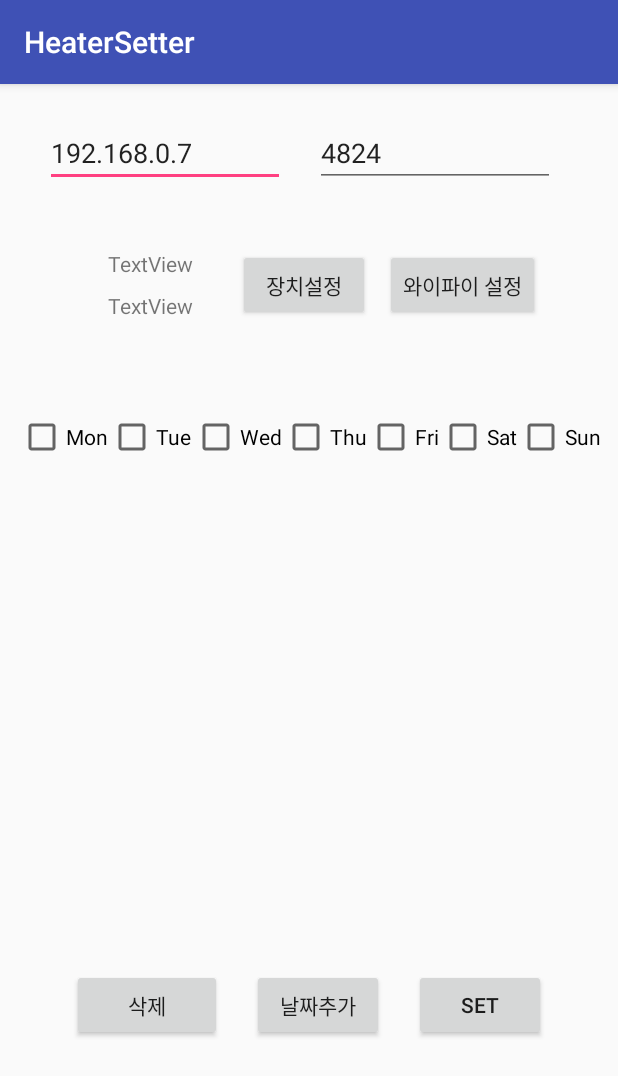
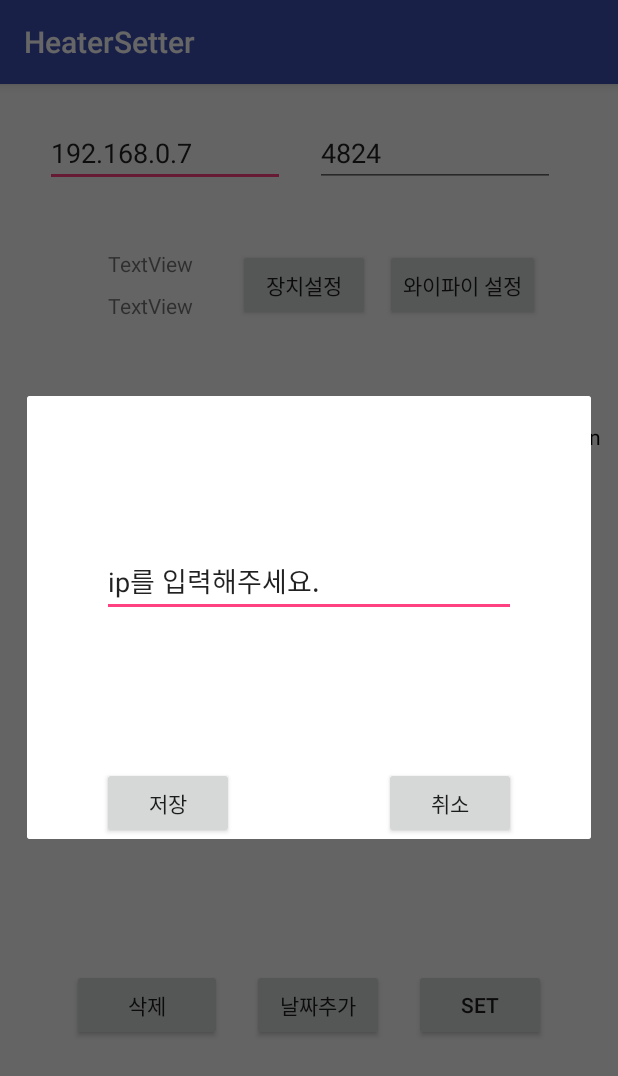
Before and after one commit to Splo2t/AlarmHeater, an Android app: the screen it shows after launch (MainActivity), after a tap on "장치설정", on a phone screen of 412 x 824 dp. Shown: the top 1076 px of the screen. Run offline under Robolectric (Android 15) with nearby library versions, the phone set to English and light mode, and no system bars; 3 statements that could not run were skipped.

Commit message:
BigUpdating..... TODO:IP_Setting, Layout, Server

```diff
--- /dev/null
+++ b/app/src/main/java/com/causoft/heatersetter/DeleteDataDialog.java
@@ -0,0 +1,4 @@
+package com.causoft.heatersetter;
+
+public class DeleteDataDialog {
+}
--- /dev/null
+++ b/app/src/main/java/com/causoft/heatersetter/DialogListener.java
@@ -0,0 +1,8 @@
+package com.causoft.heatersetter;
+
+
+
+public interface DialogListener {
+    public void onPositiveClicked(String IP);
+    public void onNegativeClicked();
+}
--- a/app/src/main/java/com/causoft/heatersetter/MainActivity.java
+++ b/app/src/main/java/com/causoft/heatersetter/MainActivity.java
@@ -22,7 +22,6 @@ import android.widget.TextView;
 import android.widget.TimePicker;
 import android.widget.Toast;
 
-import java.io.BufferedOutputStream;
 import java.io.BufferedReader;
 import java.io.IOException;
 import java.io.InputStreamReader;
@@ -54,12 +53,13 @@ public class MainActivity extends AppCompatActivity {
 
     static ArrayList<String> arrayIndex =  new ArrayList<String>();
     static ArrayList<String> arrayData = new ArrayList<String>();
-    private DbOpenHelper mDbOpenHelper;
+    private TimeDbOpenHelper mTimeDbOpenHelper;
+    private SettingDbOpenHelper mSettingDbOpenHelper;
 
     long mNow;
     Date mDate;
 
-    public String hostIP = "192.168.0.7";
+    public String hostIP = "";
     int port = 4824;
     public String date = "abc";
     // String inputData;
@@ -100,39 +100,22 @@ public class MainActivity extends AppCompatActivity {
         dayCheckBox = new CheckBox[7];
         thisActivity = this;
 
-
-
-        pickDateBtn = (Button) findViewById(R.id.pickTimeButton);
-        setBtn = (Button) findViewById(R.id.setButton);
-        resetBtn = (Button) findViewById(R.id.resetButton);
-        setDeviceBtn = (Button) findViewById(R.id.setDeviceButton);
-        wifiSettingBtn = (Button) findViewById(R.id.wifiSettingButton);
-
-        setTimeTextView = (TextView)findViewById(R.id.dateTextView);
-        inputDateTextView = (TextView)findViewById(R.id.inputDateTextView);
-
-        ssidTextField = (EditText)findViewById(R.id.ssidEditText);
-        portTextField = (EditText)findViewById(R.id.portEditTExt);
-
         arrayAdapter = new ArrayAdapter<String>(this, android.R.layout.simple_list_item_1);
         ListView listView = (ListView) findViewById(R.id.db_list_view);
         listView.setAdapter(arrayAdapter);
 
-        mDbOpenHelper = new DbOpenHelper(this);
-        mDbOpenHelper.open();
-        mDbOpenHelper.create();
+        mTimeDbOpenHelper = new TimeDbOpenHelper(this);
+        mTimeDbOpenHelper.open();
+        mTimeDbOpenHelper.create();
+        mSettingDbOpenHelper = new SettingDbOpenHelper(this);
+        mSettingDbOpenHelper.open();
+        mSettingDbOpenHelper.create();
 
         showDatabase(sort);
+        ssidTextField.setText(getIP());
 
-        dayCheckBox[0] = (CheckBox)findViewById(R.id.mondayCheckBox);
-        dayCheckBox[1] = (CheckBox)findViewById(R.id.tuesdayCheckBox);
-        dayCheckBox[2] = (CheckBox)findViewById(R.id.wednesdayCheckBox);
-        dayCheckBox[3] = (CheckBox)findViewById(R.id.thursdayCheckBox);
-        dayCheckBox[4] = (CheckBox)findViewById(R.id.fridayCheckBox);
-        dayCheckBox[5] = (CheckBox)findViewById(R.id.saturdayCheckBox);
-        dayCheckBox[6] = (CheckBox)findViewById(R.id.sundayCheckBox);
-
-
+        setDayCheckBox();
+        setID();
 
         mNow = System.currentTimeMillis();
         mDate = new Date(mNow);
@@ -140,6 +123,14 @@ public class MainActivity extends AppCompatActivity {
         myTimePickerdialog = new TimePickerDialog(this, timePickListener, Integer.parseInt(nowTime.substring(0,2)), Integer.parseInt(nowTime.substring(3,5)), true);
         //   myAlarmManager = (AlarmManager) getSystemService(ALARM_SERVICE);
         setTime = Calendar.getInstance();
+
+        if(!ssidTextField.getText().toString().equals("")){
+            hostIP = ssidTextField.getText().toString();
+            port = Integer.parseInt(portTextField.getText().toString());
+            InitSocket myInitSocket = new InitSocket();
+            myInitSocket.start();
+        }
+
 
 
 
@@ -173,7 +164,7 @@ public class MainActivity extends AppCompatActivity {
                                 if (socket != null && date != null && socket.isConnected() && ! socket.isClosed()) {
                                     outThread outT = new outThread (date + "#" + checkedDay()+"r");
                                     outT.start();
-                                    mDbOpenHelper.deleteColumn(nowIndex);
+                                    mTimeDbOpenHelper.deleteColumn(nowIndex);
                                     showDatabase(sort);
 
                                 }
@@ -217,23 +208,32 @@ public class MainActivity extends AppCompatActivity {
                             Toast.makeText(thisActivity, "기기에 먼저 접속해 주세요.", Toast.LENGTH_LONG).show();
                         }
                         break;
-                    case R.id.setButton:
+                    case R.id.setDeviceButton:
+                        SetSettingDialog tempSettingDialog = new SetSettingDialog(thisActivity);
+                        tempSettingDialog.setDialogListener(new DialogListener() {
+                            @Override
+                            public void onPositiveClicked(String IP) {
+                                mSettingDbOpenHelper.open();
+                                mSettingDbOpenHelper.updateColumn(0,"ID"+"0",IP);
+                                ssidTextField.setText(getIP());
+                            }
+
+                            @Override
+                            public void onNegativeClicked() {
+
+                            }
+                        });
+                        tempSettingDialog.show();
 
                     case R.id.resetButton:
                         if (socket != null && date != null && socket.isConnected() && ! socket.isClosed()) {
-                            mDbOpenHelper.deleteAllColumns();
+                            mTimeDbOpenHelper.deleteAllColumns();
                             showDatabase(sort);
                             Toast.makeText(thisActivity, "삭제완료.", Toast.LENGTH_SHORT).show();
                         }
                         else {
                             Toast.makeText(thisActivity, "기기에 먼저 접속해 주세요.", Toast.LENGTH_LONG).show();
                         }
-                        break;
-                    case R.id.setDeviceButton:
-                        hostIP = ssidTextField.getText().toString();
-                        port = Integer.parseInt(portTextField.getText().toString());
-                        initSocket reader = new initSocket();
-                        reader.start();
                         break;
                     case R.id.wifiSettingButton:
                         if (socket!= null && socket.isConnected() && ! socket.isClosed()) {
@@ -248,14 +248,19 @@ public class MainActivity extends AppCompatActivity {
 
         };
 
+        setButtonListener(onClickListener);
+    }
+
+    private void setButtonListener(Button.OnClickListener onClickListener) {
         pickDateBtn.setOnClickListener(onClickListener);
         setBtn.setOnClickListener(onClickListener);
         resetBtn.setOnClickListener(onClickListener);
         setDeviceBtn.setOnClickListener(onClickListener);
         wifiSettingBtn.setOnClickListener(onClickListener);
     }
+
     public void showDatabase(String sort){
-        Cursor iCursor = mDbOpenHelper.sortColumn(sort);
+        Cursor iCursor = mTimeDbOpenHelper.sortColumn(sort);
         arrayData.clear();
         arrayIndex.clear();
         while(iCursor.moveToNext()){
@@ -266,8 +271,6 @@ public class MainActivity extends AppCompatActivity {
             tempTime = setTextLength(tempTime,15);
             String tempRepeat = iCursor.getString(iCursor.getColumnIndex("repeat"));
             tempRepeat = setTextLength(tempRepeat,15);
-
-
 
             String Result = tempID+ tempTime + tempRepeat;
             arrayData.add(Result);
@@ -287,7 +290,6 @@ public class MainActivity extends AppCompatActivity {
         }
         return text;
     }
-
     class outThread extends Thread{
         String output;
         outThread(String input){
@@ -303,19 +305,12 @@ public class MainActivity extends AppCompatActivity {
         }
     }
 
-
-    class initSocket extends Thread {
+    class InitSocket extends Thread {
         public void run() {
             try {
-                try {
                     if(socket != null){
                         socket.close(); //소켓을 닫는다.
                     }
-
-                } catch (IOException e) {
-                    e.printStackTrace();
-                }
-
                     socket = new Socket(hostIP, port); //소켓생성
                     if(socket.isConnected() && ! socket.isClosed()){
                         thisActivity.runOnUiThread(new Runnable() {
@@ -324,12 +319,9 @@ public class MainActivity extends AppCompatActivity {
                                 Toast.makeText(thisActivity, "서버와 연결되었습니다.", Toast.LENGTH_LONG).show();
                             }
                         });
-
                         outputStream = new ObjectOutputStream(socket.getOutputStream());
                         out = new PrintWriter(outputStream);//전송한다.
-
                         in = new BufferedReader(new InputStreamReader(socket.getInputStream()));
-
                     }
                     else{
                         thisActivity.runOnUiThread(new Runnable() {
@@ -342,7 +334,6 @@ public class MainActivity extends AppCompatActivity {
                     }
                  //데이터 수신시 stream을 받아들인다.
             } catch (IOException e) {
-
                 e.printStackTrace();
             }
 
@@ -395,8 +386,8 @@ public class MainActivity extends AppCompatActivity {
 
             date = hourString + ":" + minuteString;
             setTimeTextView.setText(date);
-            mDbOpenHelper.open();
-            mDbOpenHelper.insertColumn("ID"+setTimeTextView.getText().toString(), setTimeTextView.getText().toString(), checkedDay());
+            mTimeDbOpenHelper.open();
+            mTimeDbOpenHelper.insertColumn("ID"+setTimeTextView.getText().toString(), setTimeTextView.getText().toString(), checkedDay());
             showDatabase(sort);
             outThread outT = new outThread(setTimeTextView.getText() + "#" + checkedDay()+"a");
             outT.start();
@@ -412,5 +403,39 @@ public class MainActivity extends AppCompatActivity {
         }
         return returnString;
     }
+    public String getIP(){
+        String tempIP = "";
+        Cursor iCursor = mSettingDbOpenHelper.getSetting();
+        while(iCursor.moveToNext()){
+            tempIP = iCursor.getString(iCursor.getColumnIndex("ip"));
+        }
+        return tempIP;
+
+    }
+
+    private void setID() {
+        pickDateBtn = (Button) findViewById(R.id.pickTimeButton);
+        setBtn = (Button) findViewById(R.id.setButton);
+        resetBtn = (Button) findViewById(R.id.resetButton);
+        setDeviceBtn = (Button) findViewById(R.id.setDeviceButton);
+        wifiSettingBtn = (Button) findViewById(R.id.wifiSettingButton);
+
+        setTimeTextView = (TextView)findViewById(R.id.dateTextView);
+        inputDateTextView = (TextView)findViewById(R.id.inputDateTextView);
+
+        ssidTextField = (EditText)findViewById(R.id.ssidEditText);
+        portTextField = (EditText)findViewById(R.id.portEditTExt);
+    }
+
+    private void setDayCheckBox() {
+        dayCheckBox[0] = (CheckBox)findViewById(R.id.mondayCheckBox);
+        dayCheckBox[1] = (CheckBox)findViewById(R.id.tuesdayCheckBox);
+        dayCheckBox[2] = (CheckBox)findViewById(R.id.wednesdayCheckBox);
+        dayCheckBox[3] = (CheckBox)findViewById(R.id.thursdayCheckBox);
+        dayCheckBox[4] = (CheckBox)findViewById(R.id.fridayCheckBox);
+        dayCheckBox[5] = (CheckBox)findViewById(R.id.saturdayCheckBox);
+        dayCheckBox[6] = (CheckBox)findViewById(R.id.sundayCheckBox);
+    }
+
 
 }
--- a/app/src/main/java/com/causoft/heatersetter/MyAlarmService.java
+++ b/app/src/main/java/com/causoft/heatersetter/MyAlarmService.java
@@ -11,7 +11,6 @@ public class MyAlarmService extends Service {
 
     @Override
     public int onStartCommand(Intent intent, int flag, int startId){
-
         Toast.makeText(this, "알람이 울립니다.", Toast.LENGTH_LONG).show();
         return START_NOT_STICKY;
     }
--- /dev/null
+++ b/app/src/main/java/com/causoft/heatersetter/SetSettingDialog.java
@@ -0,0 +1,57 @@
+package com.causoft.heatersetter;
+
+import android.app.Dialog;
+import android.content.Context;
+import android.os.Bundle;
+import android.support.annotation.NonNull;
+import android.view.View;
+import android.widget.Button;
+import android.widget.EditText;
+import android.widget.TextView;
+
+public class SetSettingDialog extends Dialog implements View.OnClickListener{
+    DialogListener dialogListener;
+
+    private Context context;
+
+    private EditText IPEditText;
+
+    private Button saveButton;
+    private Button cancleButton;
+
+
+    public SetSettingDialog(Context context){
+        super(context);
+        this.context = context;
+    }
+
+    void setDialogListener(DialogListener dialogListener){
+        this.dialogListener = dialogListener;
+    }
+
+    @Override
+    protected void onCreate(Bundle savedInstanceState) {
+        super.onCreate(savedInstanceState);
+        setContentView(R.layout.dialog_setting);
+
+        IPEditText = (EditText) findViewById(R.id.ipEditText);
+        saveButton = (Button) findViewById(R.id.saveButton);
+        cancleButton = (Button) findViewById(R.id.cancleButon);
+
+        saveButton.setOnClickListener(this);
+        cancleButton.setOnClickListener(this);
+    }
+
+    @Override
+    public void onClick(View v) {
+        switch (v.getId()){
+            case R.id.saveButton:
+                dialogListener.onPositiveClicked(IPEditText.getText().toString());
+                dismiss();
+                break;
+            case R.id.cancleButon:
+                cancel();
+                break;
+        }
+    }
+}
--- a/app/src/main/java/com/causoft/heatersetter/DbOpenHelper.java
+++ b/app/src/main/java/com/causoft/heatersetter/SettingDbOpenHelper.java
@@ -7,9 +7,9 @@ import android.database.SQLException;
 import android.database.sqlite.SQLiteDatabase;
 import android.database.sqlite.SQLiteOpenHelper;
 
-public class DbOpenHelper {
+public class SettingDbOpenHelper {
 
-    private static final String DATABASE_NAME = "InnerDatabase(SQLite).db";
+    private static final String DATABASE_NAME = "settingDatabase(SQLite).db";
     private static final int DATABASE_VERSION = 1;
     public static SQLiteDatabase mDB;
     private DatabaseHelper mDBHelper;
@@ -33,13 +33,14 @@ public class DbOpenHelper {
         }
     }
 
-    public DbOpenHelper(Context context){
+    public SettingDbOpenHelper(Context context){
         this.mCtx = context;
     }
 
-    public DbOpenHelper open() throws SQLException {
+    public SettingDbOpenHelper open() throws SQLException {
         mDBHelper = new DatabaseHelper(mCtx, DATABASE_NAME, null, DATABASE_VERSION);
         mDB = mDBHelper.getWritableDatabase();
+        insertColumn("ID0", "");
         return this;
     }
 
@@ -50,23 +51,19 @@ public class DbOpenHelper {
     public void close(){
         mDB.close();
     }
-    public long insertColumn(String userid, String time, String repeat){
-
+    public long insertColumn(String userid, String ip){
         ContentValues values = new ContentValues();
         values.put(AlarmDatabase.CreateDB.USERID, userid);
-        values.put(AlarmDatabase.CreateDB.TIME, time);
-        values.put(AlarmDatabase.CreateDB.REPEAT,repeat);
         return mDB.insert(AlarmDatabase.CreateDB._TABLENAME0, null, values);
     }
 
 
 
     // Update DB
-    public boolean updateColumn(long id, String userid, String time, String repeat){
+    public boolean updateColumn(long id, String userid, String ip){
         ContentValues values = new ContentValues();
         values.put(AlarmDatabase.CreateDB.USERID, userid);
-        values.put(AlarmDatabase.CreateDB.TIME, time);
-        values.put(AlarmDatabase.CreateDB.REPEAT, repeat);
+        values.put(AlarmDatabase.CreateDB.TIME, ip);
         return mDB.update(AlarmDatabase.CreateDB._TABLENAME0, values, "_id=" + id, null) > 0;
     }
 
@@ -85,10 +82,11 @@ public class DbOpenHelper {
     }
 
     // sort by column
-    public Cursor sortColumn(String sort){
-        Cursor c = mDB.rawQuery( "SELECT * FROM usertable ORDER BY " + sort + ";", null);
+    public Cursor getSetting(){
+        Cursor c = mDB.rawQuery( "SELECT * FROM settingtable;", null);
         return c;
     }
 
 
+
 }
--- /dev/null
+++ b/app/src/main/java/com/causoft/heatersetter/TimeDbOpenHelper.java
@@ -0,0 +1,94 @@
+package com.causoft.heatersetter;
+
+import android.content.ContentValues;
+import android.content.Context;
+import android.database.Cursor;
+import android.database.SQLException;
+import android.database.sqlite.SQLiteDatabase;
+import android.database.sqlite.SQLiteOpenHelper;
+
+public class TimeDbOpenHelper {
+
+    private static final String DATABASE_NAME = "InnerDatabase(SQLite).db";
+    private static final int DATABASE_VERSION = 1;
+    public static SQLiteDatabase mDB;
+    private DatabaseHelper mDBHelper;
+    private Context mCtx;
+
+    private class DatabaseHelper extends SQLiteOpenHelper {
+
+        public DatabaseHelper(Context context, String name, SQLiteDatabase.CursorFactory factory, int version) {
+            super(context, name, factory, version);
+        }
+
+        @Override
+        public void onCreate(SQLiteDatabase db){
+            db.execSQL(AlarmDatabase.CreateDB._CREATE0);
+        }
+
+        @Override
+        public void onUpgrade(SQLiteDatabase db, int oldVersion, int newVersion){
+            db.execSQL("DROP TABLE IF EXISTS "+AlarmDatabase.CreateDB._TABLENAME0);
+            onCreate(db);
+        }
+    }
+
+    public TimeDbOpenHelper(Context context){
+        this.mCtx = context;
+    }
+
+    public TimeDbOpenHelper open() throws SQLException {
+        mDBHelper = new DatabaseHelper(mCtx, DATABASE_NAME, null, DATABASE_VERSION);
+        mDB = mDBHelper.getWritableDatabase();
+        return this;
+    }
+
+    public void create(){
+        mDBHelper.onCreate(mDB);
+    }
+
+    public void close(){
+        mDB.close();
+    }
+    public long insertColumn(String userid, String time, String repeat){
+
+        ContentValues values = new ContentValues();
+        values.put(AlarmDatabase.CreateDB.USERID, userid);
+        values.put(AlarmDatabase.CreateDB.TIME, time);
+        values.put(AlarmDatabase.CreateDB.REPEAT,repeat);
+        return mDB.insert(AlarmDatabase.CreateDB._TABLENAME0, null, values);
+    }
+
+
+
+    // Update DB
+    public boolean updateColumn(long id, String userid, String time, String repeat){
+        ContentValues values = new ContentValues();
+        values.put(AlarmDatabase.CreateDB.USERID, userid);
+        values.put(AlarmDatabase.CreateDB.TIME, time);
+        values.put(AlarmDatabase.CreateDB.REPEAT, repeat);
+        return mDB.update(AlarmDatabase.CreateDB._TABLENAME0, values, "_id=" + id, null) > 0;
+    }
+
+    // Delete All
+    public void deleteAllColumns() {
+        mDB.delete(AlarmDatabase.CreateDB._TABLENAME0, null, null);
+    }
+
+    // Delete DB
+    public boolean deleteColumn(long id){
+        return mDB.delete(AlarmDatabase.CreateDB._TABLENAME0, "_id="+id, null) > 0;
+    }
+    // Select DB
+    public Cursor selectColumns(){
+        return mDB.query(AlarmDatabase.CreateDB._TABLENAME0, null, null, null, null, null, null);
+    }
+
+    // sort by column
+    public Cursor sortColumn(String sort){
+        Cursor c = mDB.rawQuery( "SELECT * FROM usertable ORDER BY " + sort + ";", null);
+        return c;
+    }
+
+
+}
--- /dev/null
+++ b/app/src/main/res/layout/dialog_setting.xml
@@ -0,0 +1,46 @@
+<?xml version="1.0" encoding="utf-8"?>
+<LinearLayout
+    xmlns:android="http://schemas.android.com/apk/res/android"
+    android:layout_width="match_parent"
+    android:layout_height="wrap_content"
+    android:background="#fff"
+    android:orientation="vertical"
+    >
+
+    <EditText
+        android:id="@+id/ipEditText"
+        android:layout_width="match_parent"
+        android:layout_height="wrap_content"
+        android:layout_marginBottom="100dp"
+        android:layout_marginEnd="50dp"
+        android:layout_marginStart="50dp"
+        android:layout_marginTop="100dp"
+        android:ems="10"
+        android:inputType="textPersonName"
+        android:text="ip를 입력해주세요." />
+
+    <LinearLayout
+        android:layout_width="match_parent"
+        android:layout_height="match_parent"
+        android:orientation="horizontal">
+
+        <Button
+            android:id="@+id/saveButton"
+            android:layout_width="wrap_content"
+            android:layout_height="wrap_content"
+            android:layout_marginEnd="50dp"
+            android:layout_marginStart="50dp"
+            android:layout_weight="1"
+            android:text="저장" />
+
+        <Button
+            android:id="@+id/cancleButon"
+            android:layout_width="wrap_content"
+            android:layout_height="wrap_content"
+            android:layout_marginEnd="50dp"
+            android:layout_marginStart="50dp"
+            android:layout_weight="1"
+            android:text="취소" />
+    </LinearLayout>
+
+</LinearLayout>
```
Also changed, not shown: app/src/main/java/com/causoft/heatersetter/SettingDatabase.java (added, +15 -0 lines).
